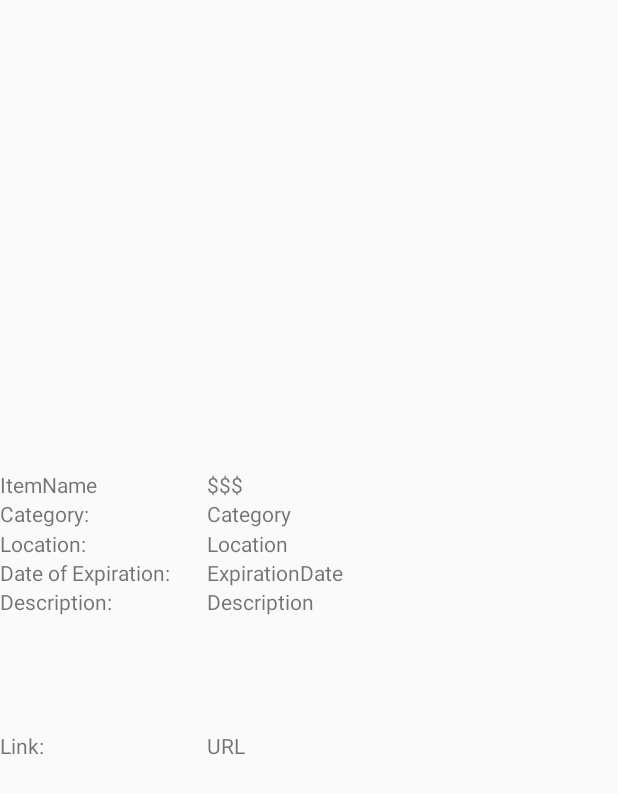
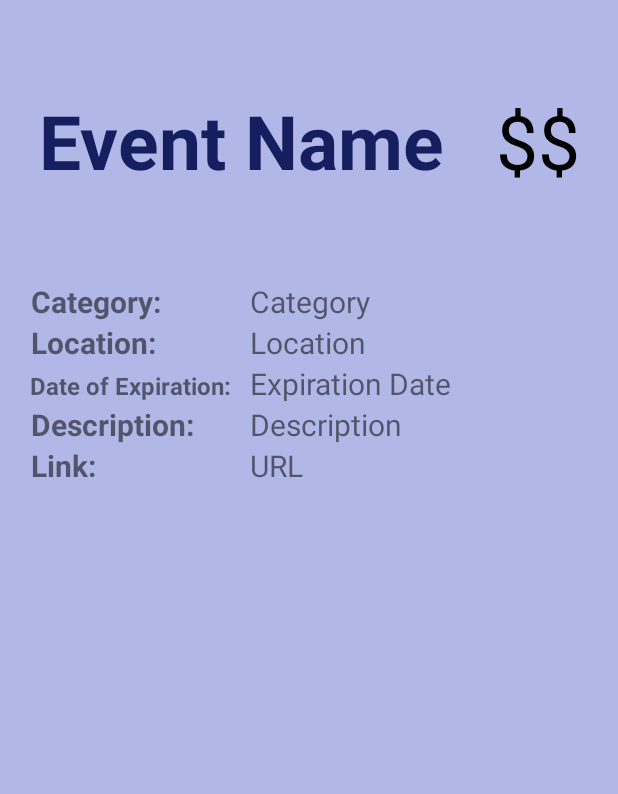
Before and after one commit to blueD2/PocketChange, an Android app: the layout activity_item_description.xml on its own in the app's theme, with its tools: preview values and no code run, on a phone screen of 412 x 824 dp. Shown: the top 794 px of the screen. Run offline under Robolectric (Android 15) with nearby library versions, the phone set to English and light mode, and no system bars.

Commit message:
made some more things pretty

```diff
--- a/app/src/main/res/layout/activity_choose_space.xml
+++ b/app/src/main/res/layout/activity_choose_space.xml
@@ -4,6 +4,8 @@
     xmlns:tools="http://schemas.android.com/tools"
     android:layout_width="match_parent"
     android:layout_height="match_parent"
+    android:background="@drawable/ic_launcher_background"
+    android:backgroundTint="@color/colorPrimary"
     tools:context=".ChooseSpaceActivity">
 
     <android.support.design.widget.FloatingActionButton
@@ -11,23 +13,43 @@
         android:layout_width="wrap_content"
         android:layout_height="0dp"
         android:layout_gravity="end|bottom"
-        android:layout_marginBottom="28dp"
-        android:layout_marginEnd="36dp"
+        android:layout_marginEnd="50dp"
+        android:layout_marginBottom="50dp"
         android:clickable="true"
         android:src="@android:drawable/ic_input_add"
+        app:backgroundTint="@color/colorPrimaryDark"
         app:layout_constraintBottom_toBottomOf="parent"
         app:layout_constraintEnd_toEndOf="parent" />
 
     <LinearLayout
         android:id="@+id/chooseLinearLayout"
-        android:layout_width="417dp"
-        android:layout_height="495dp"
+        android:layout_width="0dp"
+        android:layout_height="427dp"
         android:layout_marginStart="16dp"
-        android:layout_marginTop="8dp"
+        android:layout_marginTop="16dp"
+        android:layout_marginEnd="16dp"
         android:orientation="vertical"
+        app:layout_constraintEnd_toEndOf="parent"
+        app:layout_constraintHorizontal_bias="0.0"
         app:layout_constraintStart_toStartOf="parent"
-        app:layout_constraintTop_toTopOf="parent">
+        app:layout_constraintTop_toBottomOf="@+id/title">
 
 
     </LinearLayout>
+
+    <TextView
+        android:id="@+id/title"
+        android:layout_width="0dp"
+        android:layout_height="wrap_content"
+        android:layout_marginStart="16dp"
+        android:layout_marginTop="50dp"
+        android:layout_marginEnd="16dp"
+        android:text="Your Groups"
+        android:textAlignment="center"
+        android:textColor="@color/TitleColor"
+        android:textSize="56sp"
+        android:textStyle="bold"
+        app:layout_constraintEnd_toEndOf="parent"
+        app:layout_constraintStart_toStartOf="parent"
+        app:layout_constraintTop_toTopOf="parent" />
 </android.support.constraint.ConstraintLayout>
--- a/app/src/main/res/layout/activity_item_description.xml
+++ b/app/src/main/res/layout/activity_item_description.xml
@@ -4,38 +4,26 @@
     xmlns:tools="http://schemas.android.com/tools"
     android:layout_width="match_parent"
     android:layout_height="match_parent"
+    android:background="@drawable/ic_launcher_background"
+    android:backgroundTint="@color/colorPrimary"
     tools:context=".ActivityItemDescription">
 
     <TableLayout
-        android:layout_width="395dp"
-        android:layout_height="198dp"
-        android:layout_marginTop="8dp"
-        android:layout_marginBottom="8dp"
+        android:id="@+id/tableLayout"
+        android:layout_width="0dp"
+        android:layout_height="0dp"
+        android:layout_marginStart="16dp"
+        android:layout_marginTop="60dp"
+        android:layout_marginEnd="16dp"
+        android:layout_marginBottom="16dp"
         app:layout_constraintBottom_toBottomOf="parent"
-        app:layout_constraintTop_toTopOf="parent"
-        tools:layout_editor_absoluteX="8dp">
+        app:layout_constraintEnd_toEndOf="parent"
+        app:layout_constraintStart_toStartOf="parent"
+        app:layout_constraintTop_toBottomOf="@+id/eventName">
 
         <TableRow
             android:layout_width="match_parent"
-            android:layout_height="match_parent">
-
-            <TextView
-                android:id="@+id/itemName"
-                android:layout_width="138dp"
-                android:layout_height="match_parent"
-                android:text="ItemName"
-                tools:layout_editor_absoluteX="32dp"
-                tools:layout_editor_absoluteY="31dp" />
-
-            <TextView
-                android:id="@+id/price"
-                android:layout_width="47dp"
-                android:layout_height="19dp"
-                android:text="$$$"
-                tools:layout_editor_absoluteX="331dp"
-                tools:layout_editor_absoluteY="31dp" />
-
-        </TableRow>
+            android:layout_height="match_parent" />
 
         <TableRow
             android:layout_width="match_parent"
@@ -45,15 +33,18 @@
                 android:id="@+id/tags"
                 android:layout_width="wrap_content"
                 android:layout_height="wrap_content"
-                android:text="Category:"
+                android:text=" Category:"
+                android:textSize="20sp"
+                android:textStyle="bold"
                 tools:layout_editor_absoluteX="32dp"
                 tools:layout_editor_absoluteY="68dp" />
 
             <TextView
                 android:id="@+id/category"
-                android:layout_width="229dp"
-                android:layout_height="20dp"
-                android:text="Category"
+                android:layout_width="wrap_content"
+                android:layout_height="match_parent"
+                android:text=" Category"
+                android:textSize="20sp"
                 tools:layout_editor_absoluteX="149dp"
                 tools:layout_editor_absoluteY="68dp" />
         </TableRow>
@@ -66,15 +57,18 @@
                 android:id="@+id/area"
                 android:layout_width="wrap_content"
                 android:layout_height="wrap_content"
-                android:text="Location:"
+                android:text=" Location:"
+                android:textSize="20sp"
+                android:textStyle="bold"
                 tools:layout_editor_absoluteX="44dp"
                 tools:layout_editor_absoluteY="410dp" />
 
             <TextView
                 android:id="@+id/location"
                 android:layout_width="wrap_content"
-                android:layout_height="wrap_content"
-                android:text="Location"
+                android:layout_height="match_parent"
+                android:text=" Location"
+                android:textSize="20sp"
                 tools:layout_editor_absoluteX="134dp"
                 tools:layout_editor_absoluteY="409dp" />
         </TableRow>
@@ -86,8 +80,10 @@
             <TextView
                 android:id="@+id/date"
                 android:layout_width="wrap_content"
-                android:layout_height="wrap_content"
-                android:text="Date of Expiration:"
+                android:layout_height="27dp"
+                android:text=" Date of Expiration:  "
+                android:textSize="16sp"
+                android:textStyle="bold"
                 tools:layout_editor_absoluteX="42dp"
                 tools:layout_editor_absoluteY="447dp" />
 
@@ -95,7 +91,8 @@
                 android:id="@+id/expirationDate"
                 android:layout_width="wrap_content"
                 android:layout_height="wrap_content"
-                android:text="ExpirationDate"
+                android:text=" Expiration Date"
+                android:textSize="20sp"
                 tools:layout_editor_absoluteX="189dp"
                 tools:layout_editor_absoluteY="447dp" />
 
@@ -109,15 +106,18 @@
                 android:id="@+id/description2"
                 android:layout_width="134dp"
                 android:layout_height="match_parent"
-                android:text="Description:"
+                android:text=" Description:"
+                android:textSize="20sp"
+                android:textStyle="bold"
                 tools:layout_editor_absoluteX="44dp"
                 tools:layout_editor_absoluteY="491dp" />
 
             <TextView
                 android:id="@+id/description"
-                android:layout_width="127dp"
-                android:layout_height="96dp"
-                android:text="Description"
+                android:layout_width="wrap_content"
+                android:layout_height="wrap_content"
+                android:text=" Description"
+                android:textSize="20sp"
                 tools:layout_editor_absoluteX="44dp"
                 tools:layout_editor_absoluteY="491dp" />
 
@@ -131,15 +131,18 @@
                 android:id="@+id/link"
                 android:layout_width="wrap_content"
                 android:layout_height="wrap_content"
-                android:text="Link:"
+                android:text=" Link:"
+                android:textSize="20sp"
+                android:textStyle="bold"
                 tools:layout_editor_absoluteX="42dp"
                 tools:layout_editor_absoluteY="673dp" />
 
             <TextView
                 android:id="@+id/url"
-                android:layout_width="271dp"
-                android:layout_height="18dp"
-                android:text="URL"
+                android:layout_width="237dp"
+                android:layout_height="match_parent"
+                android:text=" URL"
+                android:textSize="20sp"
                 tools:layout_editor_absoluteX="93dp"
                 tools:layout_editor_absoluteY="673dp" />
 
@@ -147,4 +150,33 @@
 
     </TableLayout>
 
+    <TextView
+        android:id="@+id/eventName"
+        android:layout_width="289dp"
+        android:layout_height="wrap_content"
+        android:layout_marginStart="16dp"
+        android:layout_marginTop="60dp"
+        android:text="Event Name"
+        android:textAlignment="center"
+        android:textColor="@color/TitleColor"
+        android:textSize="50sp"
+        android:textStyle="bold"
+        app:layout_constraintStart_toStartOf="parent"
+        app:layout_constraintTop_toTopOf="parent" />
+
+    <TextView
+        android:id="@+id/price"
+        android:layout_width="0dp"
+        android:layout_height="wrap_content"
+        android:layout_marginStart="16dp"
+        android:layout_marginTop="60dp"
+        android:layout_marginEnd="16dp"
+        android:text="$$"
+        android:textAlignment="center"
+        android:textColor="@android:color/background_dark"
+        android:textSize="50sp"
+        app:layout_constraintEnd_toEndOf="parent"
+        app:layout_constraintStart_toEndOf="@+id/eventName"
+        app:layout_constraintTop_toTopOf="parent" />
+
 </android.support.constraint.ConstraintLayout>
--- a/build.gradle
+++ b/build.gradle
@@ -7,7 +7,7 @@ buildscript {
         jcenter()
     }
     dependencies {
-        classpath 'com.android.tools.build:gradle:3.1.2'
+        classpath 'com.android.tools.build:gradle:3.3.1'
 
 
         // NOTE: Do not place your application dependencies here; they belong
```
Also changed, not shown: gradle/wrapper/gradle-wrapper.properties.
